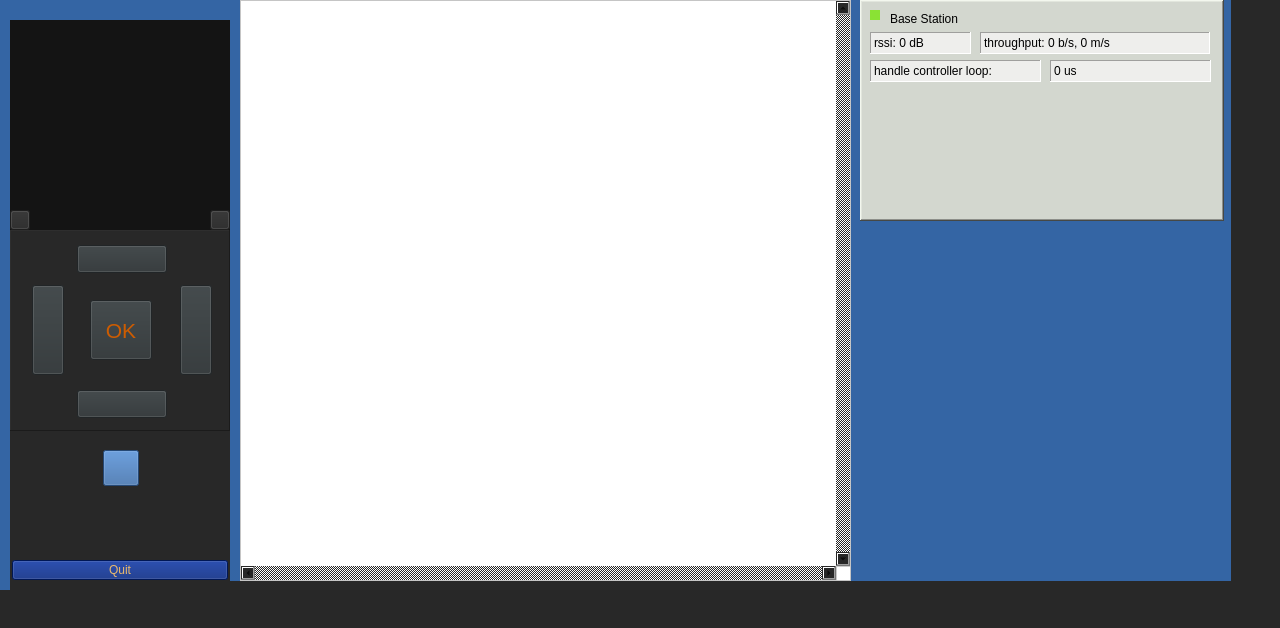
First picture: the form in two_way_serial1/mainwindow.ui, repository skazik/QT, before the edit.
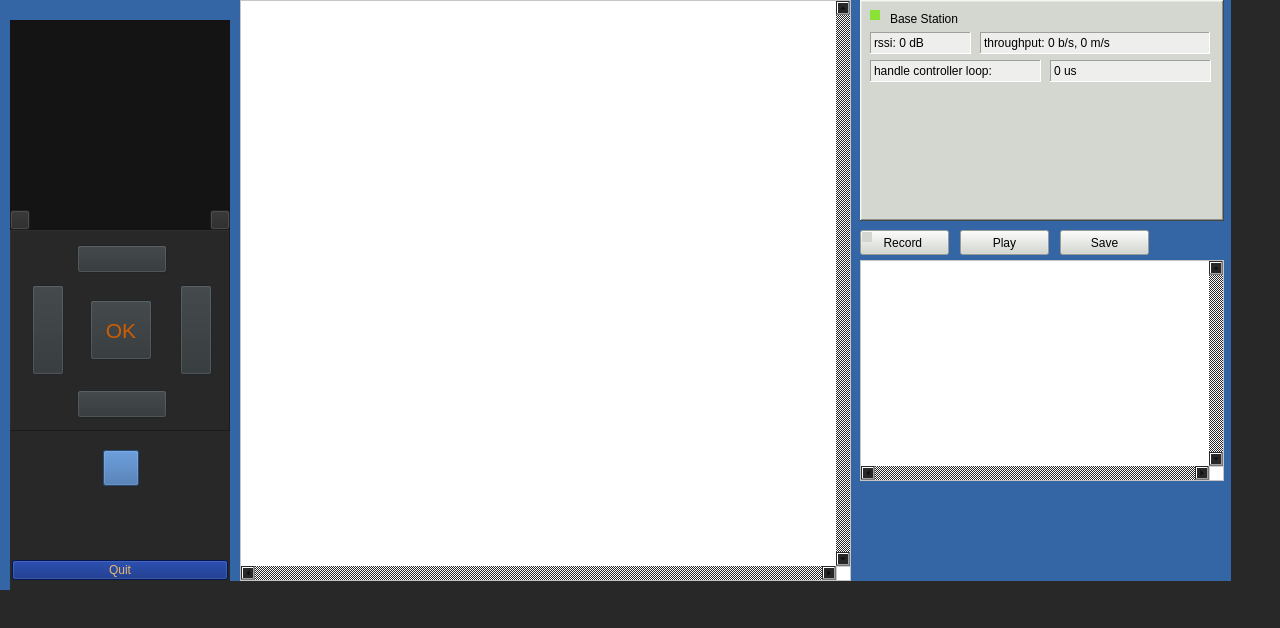
Second picture: the form after the edit. Icons and pictures are not drawn. Custom widgets are drawn as their Qt base class.

Commit message: added record, save and playback commands

The edit to the form file:
```diff
--- a/two_way_serial1/mainwindow.ui
+++ b/two_way_serial1/mainwindow.ui
@@ -565,6 +565,92 @@
      </property>
     </widget>
    </widget>
+   <widget class="QPushButton" name="startRecord">
+    <property name="geometry">
+     <rect>
+      <x>860</x>
+      <y>230</y>
+      <width>89</width>
+      <height>25</height>
+     </rect>
+    </property>
+    <property name="styleSheet">
+     <string notr="true">background-color: rgb(211, 215, 207);</string>
+    </property>
+    <property name="text">
+     <string>Record </string>
+    </property>
+   </widget>
+   <widget class="QLedIndicator" name="recordIndicator" native="true">
+    <property name="geometry">
+     <rect>
+      <x>862</x>
+      <y>232</y>
+      <width>10</width>
+      <height>10</height>
+     </rect>
+    </property>
+    <property name="styleSheet">
+     <string notr="true">background-color: rgb(211, 215, 207);</string>
+    </property>
+   </widget>
+   <widget class="QPushButton" name="playButton">
+    <property name="enabled">
+     <bool>true</bool>
+    </property>
+    <property name="geometry">
+     <rect>
+      <x>960</x>
+      <y>230</y>
+      <width>89</width>
+      <height>25</height>
+     </rect>
+    </property>
+    <property name="styleSheet">
+     <string notr="true">background-color: rgb(211, 215, 207);</string>
+    </property>
+    <property name="text">
+     <string>Play</string>
+    </property>
+   </widget>
+   <widget class="QTextEdit" name="recEdit">
+    <property name="geometry">
+     <rect>
+      <x>860</x>
+      <y>260</y>
+      <width>364</width>
+      <height>221</height>
+     </rect>
+    </property>
+    <property name="styleSheet">
+     <string notr="true">background-color: rgb(255, 255, 255);</string>
+    </property>
+    <property name="verticalScrollBarPolicy">
+     <enum>Qt::ScrollBarAlwaysOn</enum>
+    </property>
+    <property name="horizontalScrollBarPolicy">
+     <enum>Qt::ScrollBarAlwaysOn</enum>
+    </property>
+   </widget>
+   <widget class="QPushButton" name="saveButton">
+    <property name="enabled">
+     <bool>true</bool>
+    </property>
+    <property name="geometry">
+     <rect>
+      <x>1060</x>
+      <y>230</y>
+      <width>89</width>
+      <height>25</height>
+     </rect>
+    </property>
+    <property name="styleSheet">
+     <string notr="true">background-color: rgb(211, 215, 207);</string>
+    </property>
+    <property name="text">
+     <string>Save</string>
+    </property>
+   </widget>
    <zorder>webcamView</zorder>
    <zorder>imageLabel</zorder>
    <zorder>frame</zorder>
@@ -580,6 +666,11 @@
    <zorder>zoomButton</zorder>
    <zorder>textEdit</zorder>
    <zorder>color_holder</zorder>
+   <zorder>startRecord</zorder>
+   <zorder>recordIndicator</zorder>
+   <zorder>playButton</zorder>
+   <zorder>recEdit</zorder>
+   <zorder>saveButton</zorder>
   </widget>
   <widget class="QMenuBar" name="menubar">
    <property name="geometry">
```
The commit also changes 8 other files.
